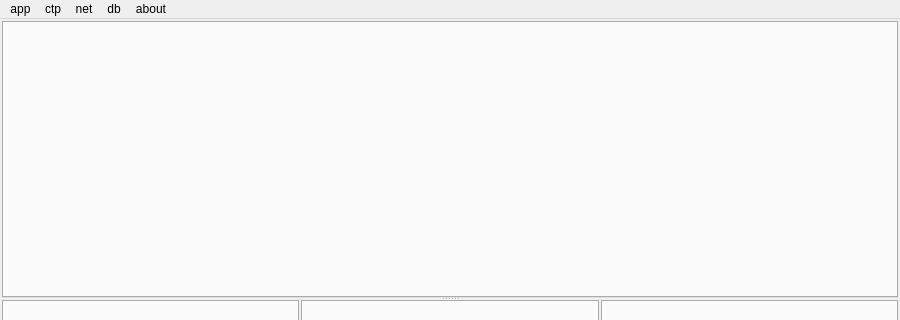
The window that allinone/ui/mainwindow.ui (xclxxl414/bftrader) describes before a commit, drawn with Qt 5; both pictures show x 0 to 900 and y 0 to 320 of the 900 by 600 pixel window.
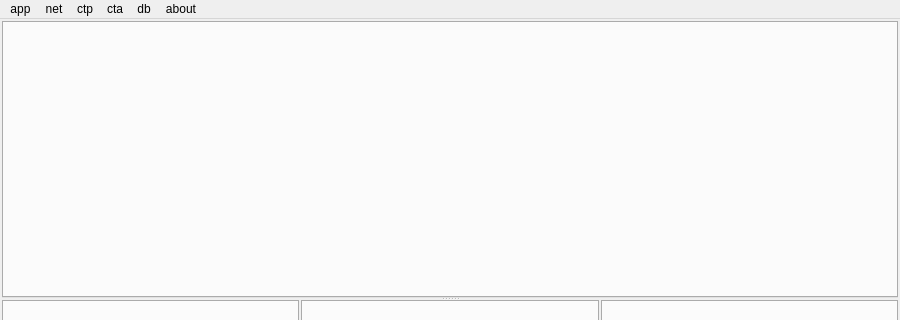
The same window after the commit.

```diff
--- a/allinone/ui/mainwindow.ui
+++ b/allinone/ui/mainwindow.ui
@@ -137,9 +137,16 @@
     <addaction name="separator"/>
     <addaction name="actionAppQuit"/>
    </widget>
+   <widget class="QMenu" name="menuCta">
+    <property name="title">
+     <string>cta</string>
+    </property>
+    <addaction name="actionCtaConfig"/>
+   </widget>
    <addaction name="menuApp"/>
-   <addaction name="menuCtp"/>
    <addaction name="menuNet"/>
+   <addaction name="menuCtp"/>
+   <addaction name="menuCta"/>
    <addaction name="menuDb"/>
    <addaction name="menuAbout"/>
   </widget>
```
Left out of the diff: 17 changed lines with no effect on the pictures.
